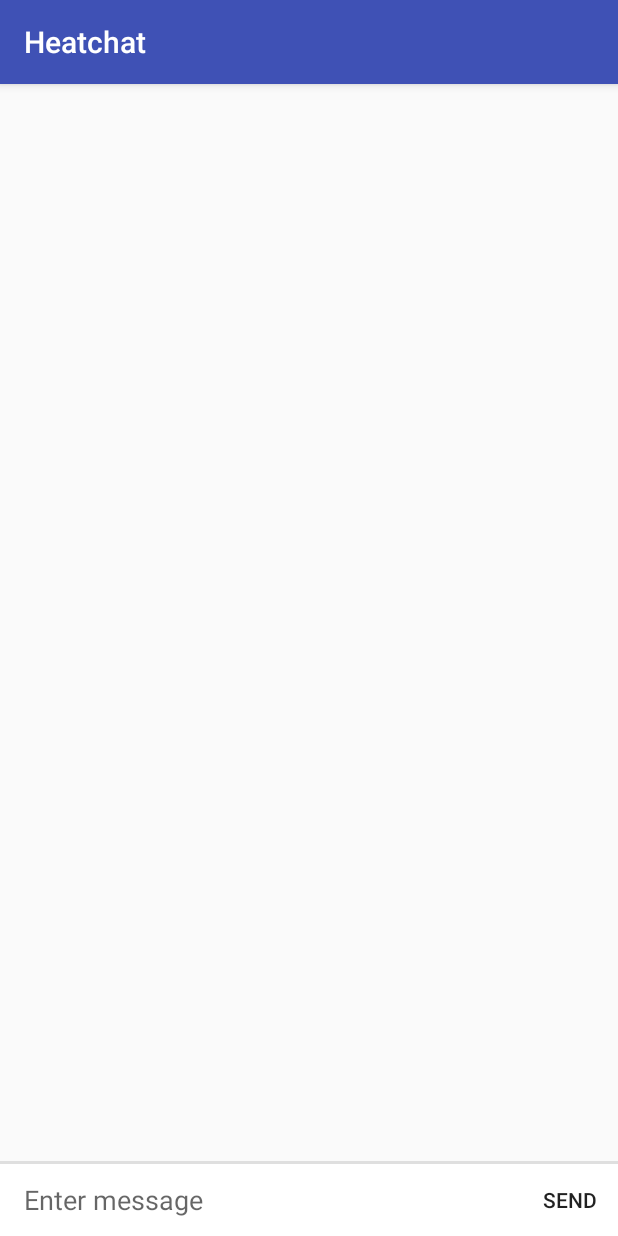
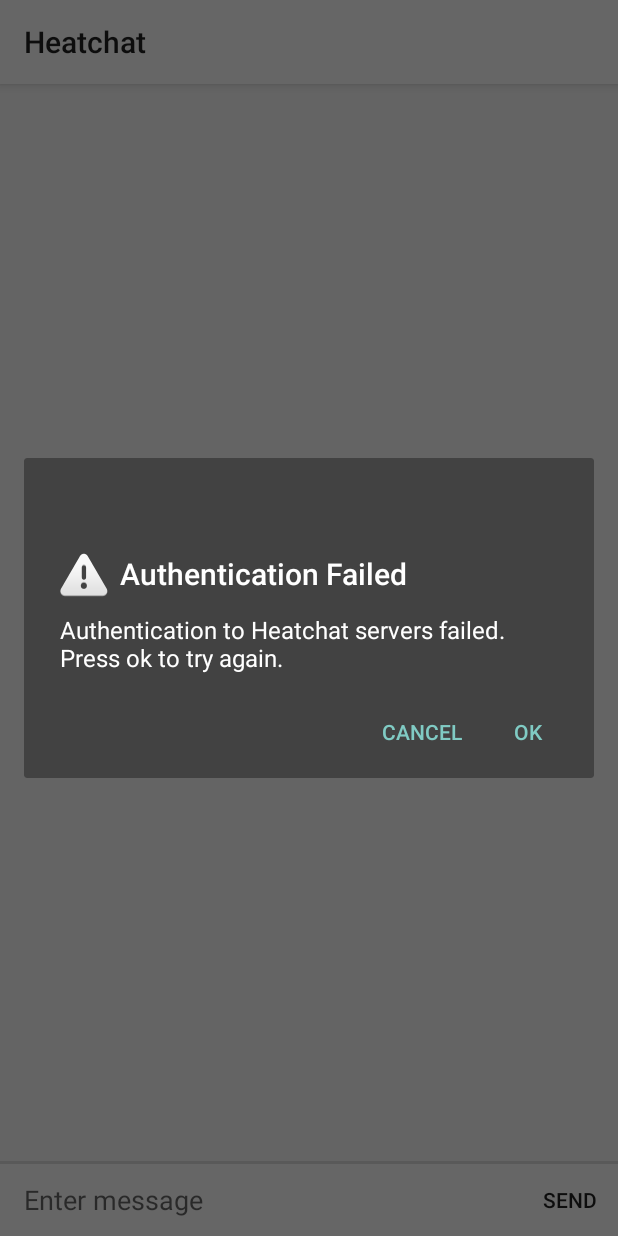
Before and after one commit to yharaskrik/heatchat-android, an Android app: the screen it shows after launch (MainActivity), on a phone screen of 412 x 824 dp. Run offline under Robolectric (Android 15) with nearby library versions, the phone set to English and light mode, and no system bars; our stand-ins replace Firebase (no records; nobody signed in at launch, a user with empty details on screens opened directly), RxJava; libraries missing offline, so code that uses them is left out: pl.charmas.android; 2 statements that could not run were skipped.

Commit message:
added in dialog box for when authentiction fails to retry.
Changed chat colors to ubcO heat themed

```diff
--- a/app/build.gradle
+++ b/app/build.gradle
@@ -6,6 +6,7 @@ android {
         applicationId "heatchat.unite.com.heatchat"
         minSdkVersion 21
         targetSdkVersion 26
+        multiDexEnabled true
         versionCode 1
         versionName "1.0"
         testInstrumentationRunner "android.support.test.runner.AndroidJUnitRunner"
--- a/app/src/main/AndroidManifest.xml
+++ b/app/src/main/AndroidManifest.xml
@@ -8,7 +8,7 @@
         android:label="@string/app_name"
         android:roundIcon="@mipmap/ic_launcher_round"
         android:supportsRtl="true"
-        android:theme="@style/AppTheme">
+        android:theme="@style/Theme.AppCompat.Light.NoActionBar">
         <activity android:name=".MainActivity"
             android:windowSoftInputMode="adjustResize">
             <intent-filter>
--- a/app/src/main/java/heatchat/unite/com/heatchat/MainActivity.java
+++ b/app/src/main/java/heatchat/unite/com/heatchat/MainActivity.java
@@ -1,32 +1,28 @@
 package heatchat.unite.com.heatchat;
 
 import android.Manifest;
+import android.content.Context;
+import android.content.DialogInterface;
 import android.content.Intent;
 import android.content.pm.PackageManager;
-import android.location.LocationManager;
+import android.os.Build;
+import android.os.Bundle;
 import android.support.annotation.NonNull;
-import android.support.design.widget.FloatingActionButton;
 import android.support.v4.app.ActivityCompat;
 import android.support.v4.content.ContextCompat;
+import android.support.v7.app.AlertDialog;
 import android.support.v7.app.AppCompatActivity;
-import android.os.Bundle;
 import android.support.v7.widget.LinearLayoutManager;
 import android.support.v7.widget.RecyclerView;
-import android.text.format.DateFormat;
+import android.support.v7.widget.Toolbar;
 import android.util.Log;
-import android.view.LayoutInflater;
 import android.view.View;
-import android.view.ViewGroup;
-import android.widget.Adapter;
+import android.view.animation.AccelerateInterpolator;
+import android.view.animation.DecelerateInterpolator;
 import android.widget.Button;
 import android.widget.EditText;
-import android.widget.ListView;
-import android.widget.TextView;
 import android.widget.Toast;
 
-import com.firebase.ui.database.FirebaseListAdapter;
-import com.firebase.ui.database.FirebaseRecyclerAdapter;
-import com.firebase.ui.database.FirebaseRecyclerOptions;
 import com.google.android.gms.location.LocationRequest;
 import com.google.android.gms.tasks.OnCompleteListener;
 import com.google.android.gms.tasks.Task;
@@ -39,8 +35,6 @@ import com.google.firebase.database.DataSnapshot;
 import com.google.firebase.database.DatabaseError;
 import com.google.firebase.database.DatabaseReference;
 import com.google.firebase.database.FirebaseDatabase;
-import com.google.firebase.database.Query;
-import com.google.firebase.database.ValueEventListener;
 
 import java.util.ArrayList;
 import java.util.HashMap;
@@ -60,6 +54,8 @@ public class MainActivity extends AppCompatActivity {
     private EditText input;
     private Button mSubmitButton;
     private int requestCode = 0;
+    private Toolbar toolbar;
+    LinearLayoutManager llm;
 
     private RecyclerView recyclerView;
     private double latitude;
@@ -67,15 +63,15 @@ public class MainActivity extends AppCompatActivity {
 
     private List<ChatMessage> dataset;
 
-    private static final String REQUIRED = "Required";
-
     @Override
     protected void onCreate(Bundle savedInstanceState) {
         super.onCreate(savedInstanceState);
         setContentView(R.layout.activity_main);
 
-        LinearLayoutManager llm = new LinearLayoutManager(this);
+        toolbar = (Toolbar) findViewById(R.id.my_toolbar);
+        setSupportActionBar(toolbar);
 
+        llm = new LinearLayoutManager(this);
         dataset = new ArrayList<>();
         adapter = new ChatMessageAdapter(dataset);
         recyclerView = (RecyclerView) findViewById(R.id.list_of_messages);
@@ -150,13 +146,30 @@ public class MainActivity extends AppCompatActivity {
             }
         });
 
-        recyclerView.addOnLayoutChangeListener(new View.OnLayoutChangeListener() {
+        input.addOnLayoutChangeListener(new View.OnLayoutChangeListener() {
             @Override
             public void onLayoutChange(View v, int left, int top, int right, int bottom, int oldLeft, int oldTop, int oldRight, int oldBottom) {
                 recyclerView.smoothScrollToPosition(adapter.getItemCount());
             }
         });
-        Log.d("Size: ", findViewById(R.id.list_of_messages).toString());
+
+//        recyclerView.addOnScrollListener(new RecyclerView.OnScrollListener() {
+//            @Override
+//            public void onScrollStateChanged(RecyclerView recyclerView, int newState) {
+//                super.onScrollStateChanged(recyclerView, newState);
+//                if (newState == RecyclerView.SCROLL_STATE_IDLE) {
+//                    getSupportActionBar().show();
+//                }
+//                else if (newState == RecyclerView.SCROLL_STATE_DRAGGING || newState == RecyclerView.SCROLL_STATE_SETTLING) {
+//                    getSupportActionBar().hide();
+//                }
+//            }
+//
+//            @Override
+//            public void onScrolled(RecyclerView recyclerView, int dx, int dy) {
+//                super.onScrolled(recyclerView, dx, dy);
+//            }
+//        });
     }
 
     private void displayChatMessages() {
@@ -198,6 +211,7 @@ public class MainActivity extends AppCompatActivity {
 
     private void writeNewPost(String userId, String body) {
 
+        if (body.trim() != "") {
             ChatMessage message = new ChatMessage(userId, body, this.latitude, this.longitude);
             Map<String, Object> postValues = message.toMap();
 
@@ -207,6 +221,7 @@ public class MainActivity extends AppCompatActivity {
             childUpdates.put("/messages/" + key, postValues);
 
             mDatabase.updateChildren(childUpdates);
+        }
     }
 
     @Override
@@ -227,7 +242,26 @@ public class MainActivity extends AppCompatActivity {
 
                             displayChatMessages();
                         } else {
-                            // If sign in fails, display a message to the user.
+                            AlertDialog.Builder builder;
+                            if (Build.VERSION.SDK_INT >= Build.VERSION_CODES.LOLLIPOP) {
+                                builder = new AlertDialog.Builder(MainActivity.this, android.R.style.Theme_Material_Dialog_Alert);
+                            } else {
+                                builder = new AlertDialog.Builder(MainActivity.this);
+                            }
+                            builder.setTitle("Authentication Failed")
+                                    .setMessage("Authentication to Heatchat servers failed. Press ok to try again.")
+                                    .setPositiveButton(android.R.string.ok, new DialogInterface.OnClickListener() {
+                                        public void onClick(DialogInterface dialog, int which) {
+                                            signInAnonymously();
+                                        }
+                                    })
+                                    .setNegativeButton(android.R.string.no, new DialogInterface.OnClickListener() {
+                                        public void onClick(DialogInterface dialog, int which) {
+                                            // do nothing
+                                        }
+                                    })
+                                    .setIcon(android.R.drawable.ic_dialog_alert)
+                                    .show();
                         }
                     }
                 });
@@ -239,5 +273,8 @@ public class MainActivity extends AppCompatActivity {
 
         mUser = mAuth.getCurrentUser();
 
+
+        recyclerView.smoothScrollToPosition(adapter.getItemCount());
+
     }
 }
--- a/app/src/main/res/drawable/rounded_rectangle_green.xml
+++ b/app/src/main/res/drawable/rounded_rectangle_green.xml
@@ -6,7 +6,7 @@
 
     <!-- View background color -->
     <solid
-        android:color="#008000" >
+        android:color="#e4af00" >
     </solid>
 
     <!-- The radius makes the corners rounded -->
--- a/app/src/main/res/drawable/rounded_rectangle_orange.xml
+++ b/app/src/main/res/drawable/rounded_rectangle_orange.xml
@@ -6,7 +6,7 @@
 
     <!-- View background color -->
     <solid
-        android:color="#FF6E00" >
+        android:color="#233f80" >
     </solid>
 
     <!-- The radius makes the corners rounded -->
--- a/app/src/main/res/layout/activity_main.xml
+++ b/app/src/main/res/layout/activity_main.xml
@@ -14,10 +14,21 @@
 
     tools:context="heatchat.unite.com.heatchat.MainActivity">
 
+    <android.support.v7.widget.Toolbar
+        android:id="@+id/my_toolbar"
+        android:layout_width="match_parent"
+        android:layout_height="?attr/actionBarSize"
+        android:background="#ffffff"
+        android:elevation="4dp"
+        android:theme="@style/ThemeOverlay.AppCompat.ActionBar"
+        app:popupTheme="@style/ThemeOverlay.AppCompat.Light"
+
+        android:gravity="center"/>
+
     <android.support.v7.widget.RecyclerView android:id="@+id/list_of_messages"
         android:layout_width="match_parent"
         android:layout_height="match_parent"
-        android:layout_marginBottom="50dp"
+        android:layout_marginBottom="56dp"
         app:layout_constraintTop_toTopOf="parent"
         app:layout_constraintLeft_toLeftOf="parent"
         app:layout_constraintRight_toRightOf="parent"
```
Lines whose indentation alone changed are shown as unchanged.
